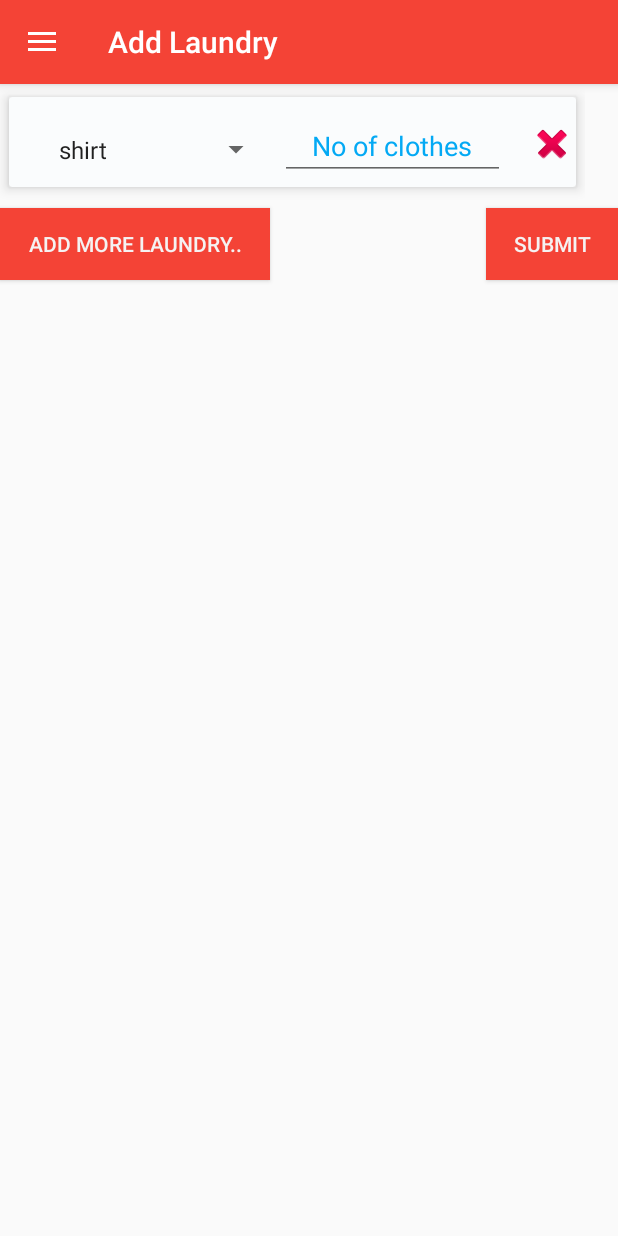
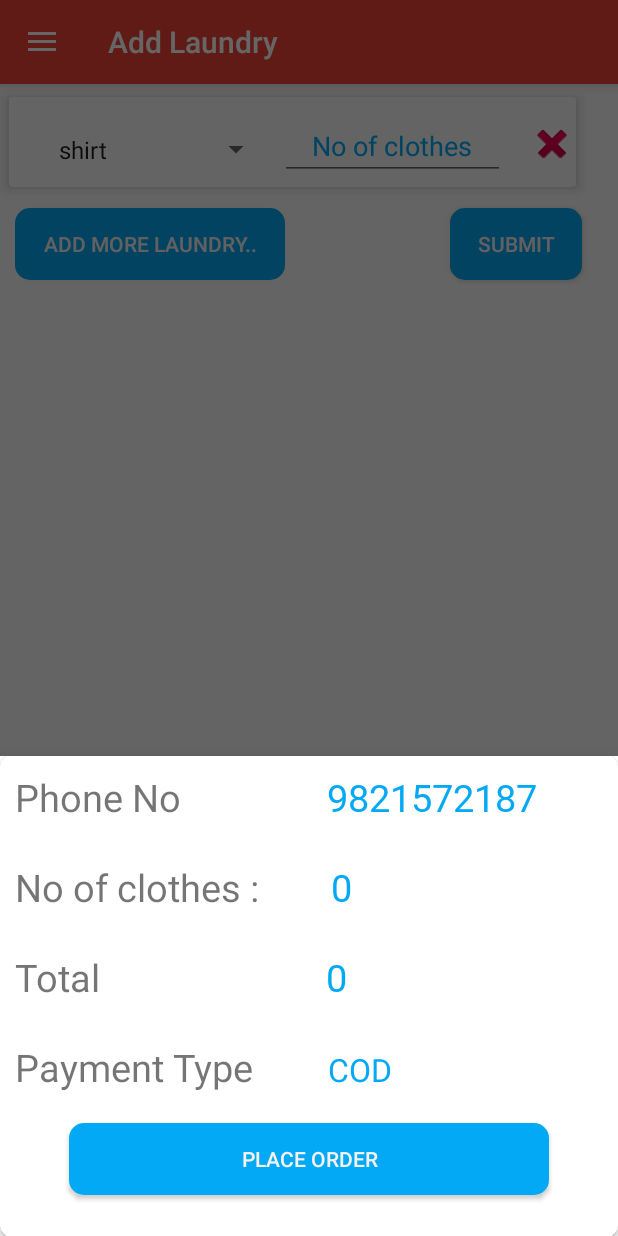
Before and after one commit to Rex7/LaundryProject, an Android app: the MainActivity screen opened directly, with no data from a screen before it, after a tap on "SUBMIT", on a phone screen of 412 x 824 dp. Run offline under Robolectric (Android 15) with nearby library versions, the phone set to English and light mode, and no system bars; our stand-ins replace Volley; network calls fail; 2 statements that could not run were skipped; 2 other taps on this screen came first.

Commit message:
[101] Basic function for adding placing order

```diff
--- a/app/src/main/AndroidManifest.xml
+++ b/app/src/main/AndroidManifest.xml
@@ -16,6 +16,7 @@
         </activity>
         <activity android:name=".laundryhistory.LaundryHistoryActivity"/>
         <activity android:name=".MainActivity">
+
         </activity>
         <activity android:name=".RegisterScreen" />
         <activity android:name=".LoginActivity">
--- /dev/null
+++ b/app/src/main/java/com/example/laundryproject/BottomSheetDailog.java
@@ -0,0 +1,98 @@
+package com.example.laundryproject;
+
+import android.annotation.SuppressLint;
+import android.app.Dialog;
+import android.content.Context;
+import android.util.Log;
+import android.view.View;
+import android.widget.Button;
+import android.widget.TextView;
+
+import com.android.volley.Request;
+import com.android.volley.RequestQueue;
+import com.android.volley.Response;
+import com.android.volley.VolleyError;
+import com.android.volley.toolbox.StringRequest;
+import com.example.laundryproject.laundryhistory.LaundryHistory;
+import com.google.android.material.bottomsheet.BottomSheetDialogFragment;
+
+import java.util.HashMap;
+import java.util.Map;
+
+import androidx.annotation.NonNull;
+
+public class BottomSheetDailog extends BottomSheetDialogFragment {
+    private LaundryHistory laundryHistory;
+    private TextView noOfClothes, price;
+    private Button placeorder;
+    SessionManage sessionManage;
+
+    public BottomSheetDailog(SessionManage sessionManage) {
+        this.sessionManage = sessionManage;
+    }
+
+    @SuppressLint("RestrictedApi")
+    @Override
+    public void setupDialog(@NonNull final Dialog dialog, int style) {
+        super.setupDialog(dialog, style);
+        View view = View.inflate(getContext(), R.layout.bottomsheet, null);
+        noOfClothes = view.findViewById(R.id.botton_price_name);
+        price = view.findViewById(R.id.bottom_cost_value);
+        placeorder = view.findViewById(R.id.placeorder);
+        noOfClothes.setText(laundryHistory.getNoOfClothes());
+        price.setText(laundryHistory.getCost());
+        placeorder.setOnClickListener(new View.OnClickListener() {
+            @Override
+            public void onClick(View view) {
+                //dialog.dismiss();
+                showSuccess(getContext(), laundryHistory);
+            }
+        });
+        dialog.setContentView(view);
+    }
+
+    public void setLaundryHistory(LaundryHistory laundryHistory) {
+        this.laundryHistory = laundryHistory;
+
+    }
+
+    void showDailog(Context context) {
+        MainActivity mainActivity = (MainActivity) context;
+        DailogSuccess dailogSuccess = new DailogSuccess(context);
+        dailogSuccess.show(mainActivity.getSupportFragmentManager(), "SuccessDailog");
+
+
+    }
+
+    private void showSuccess(final Context context, final LaundryHistory laundryHistory) {
+        boolean statusFlag = false;
+        RequestQueue requestQueue = VolleySingle.getInstance().getRequestQueue();
+        StringRequest stringRequest = new StringRequest(Request.Method.POST,
+                "https://rexmyapp.000webhostapp.com/insert_laundry.php", new Response.Listener<String>() {
+            @Override
+            public void onResponse(final String response) {
+                if (response.equals("successful")) {
+                    showDailog(context);
+                }
+                Log.v("ExceptionDemo", "" + response);
+            }
+        }, new Response.ErrorListener() {
+            @Override
+            public void onErrorResponse(VolleyError error) {
+
+            }
+        }) {
+            @Override
+            protected Map<String, String> getParams() {
+                HashMap<String, String> data = new HashMap<>();
+                data.put("cost", laundryHistory.getCost());
+                data.put("phoneNo", sessionManage.getUserDetail().get("phoneNo"));
+                data.put("noofclothes", laundryHistory.getNoOfClothes());
+
+                return data;
+            }
+        };
+        requestQueue.add(stringRequest);
+    }
+
+}
--- a/app/src/main/java/com/example/laundryproject/LoginActivity.java
+++ b/app/src/main/java/com/example/laundryproject/LoginActivity.java
@@ -9,7 +9,9 @@ import android.view.MenuItem;
 import android.view.View;
 import android.widget.Button;
 import android.widget.EditText;
+import android.widget.ProgressBar;
 import android.widget.Toast;
+
 import com.android.volley.Request;
 import com.android.volley.RequestQueue;
 import com.android.volley.Response;
@@ -36,6 +38,7 @@ public class LoginActivity extends AppCompatActivity implements View.OnClickList
     RequestQueue requestQueue;
     Toolbar toolbar;
     Button login;
+    ProgressBar progressBar;
 
     @Override
     protected void onCreate(Bundle savedInstanceState) {
@@ -44,6 +47,7 @@ public class LoginActivity extends AppCompatActivity implements View.OnClickList
         toolbar = findViewById(R.id.toolbar);
         phoneNo = findViewById(R.id.phoneNo);
         password = findViewById(R.id.textPass);
+        progressBar=findViewById(R.id.progressbar_login);
         login = findViewById(R.id.login);
         login.setOnClickListener(this);
         sessionManage = new SessionManage(getApplicationContext());
@@ -70,6 +74,7 @@ public class LoginActivity extends AppCompatActivity implements View.OnClickList
     public void onClick(View v) {
 
         requestQueue = VolleySingle.getInstance().getRequestQueue();
+        progressBar.setVisibility(View.VISIBLE);
 
         if (phoneNo.getText() != null && password.getText() != null) {
             stringRequest = new StringRequest(Request.Method.POST, "https://rexmyapp.000webhostapp.com/login_laun.php", new Response.Listener<String>() {
--- a/app/src/main/java/com/example/laundryproject/MainActivity.java
+++ b/app/src/main/java/com/example/laundryproject/MainActivity.java
@@ -4,7 +4,6 @@ import android.content.Context;
 import android.content.Intent;
 import android.os.Build;
 import android.os.Bundle;
-import android.util.Log;
 import android.view.LayoutInflater;
 import android.view.MenuItem;
 import android.view.View;
@@ -15,17 +14,12 @@ import android.widget.LinearLayout;
 import android.widget.Spinner;
 import android.widget.Toast;
 
-import com.android.volley.Request;
 import com.android.volley.RequestQueue;
-import com.android.volley.Response;
-import com.android.volley.VolleyError;
 import com.android.volley.toolbox.StringRequest;
+import com.example.laundryproject.laundryhistory.LaundryHistory;
 import com.example.laundryproject.laundryhistory.LaundryHistoryActivity;
 import com.google.android.material.navigation.NavigationView;
-import com.google.android.material.snackbar.Snackbar;
 
-import java.util.HashMap;
-import java.util.Map;
 import java.util.Objects;
 
 import androidx.annotation.NonNull;
@@ -43,28 +37,28 @@ public class MainActivity extends AppCompatActivity implements NavigationView.On
     NavigationView navigationView;
     ActionBarDrawerToggle actionBarDrawerToggle;
     SessionManage sessionManage;
-    private  Button submit,addMore;
+    private Button submit, addMore, showdail;
     LinearLayout linearLayout;
     RequestQueue requestQueue;
     StringRequest stringRequest;
-    int finalCost=0;
-    int finalNoOfClothes=0;
+    int finalCost = 0;
+    int finalNoOfClothes = 0;
 
     @RequiresApi(api = Build.VERSION_CODES.KITKAT)
     @Override
     protected void onCreate(Bundle savedInstanceState) {
         super.onCreate(savedInstanceState);
         setContentView(R.layout.activity_main);
-       toolbar= findViewById(R.id.toolbar_main);
-       addMore=findViewById(R.id.Add_laundry);
-        submit=findViewById(R.id.submit_main);
-        linearLayout=findViewById(R.id.parent_layout);
-       sessionManage=new SessionManage(getApplicationContext());
-       requestQueue=VolleySingle.getInstance().getRequestQueue();
-       setSupportActionBar(toolbar);
-       Objects.requireNonNull(getSupportActionBar()).setTitle("Add Laundry");
-        drawerLayout =  findViewById(R.id.drawer);
-        navigationView=findViewById(R.id.navView);
+        toolbar = findViewById(R.id.toolbar_main);
+        addMore = findViewById(R.id.Add_laundry);
+        submit = findViewById(R.id.submit_main);
+        linearLayout = findViewById(R.id.parent_layout);
+        sessionManage = new SessionManage(getApplicationContext());
+        requestQueue = VolleySingle.getInstance().getRequestQueue();
+        setSupportActionBar(toolbar);
+        Objects.requireNonNull(getSupportActionBar()).setTitle("Add Laundry");
+        drawerLayout = findViewById(R.id.drawer);
+        navigationView = findViewById(R.id.navView);
         actionBarDrawerToggle = new ActionBarDrawerToggle(this, drawerLayout, toolbar,
                 R.string.open_navigation, R.string.close_navigation);
         drawerLayout.addDrawerListener(actionBarDrawerToggle);
@@ -72,13 +66,13 @@ public class MainActivity extends AppCompatActivity implements NavigationView.On
         addMore.setOnClickListener(new View.OnClickListener() {
             @Override
             public void onClick(View view) {
-                LayoutInflater inflater=(LayoutInflater) getSystemService(Context.LAYOUT_INFLATER_SERVICE);
-                final View row=inflater.inflate(R.layout.custom,null,false);
-                ImageView imageView=row.findViewById(R.id.delete);
+                LayoutInflater inflater = (LayoutInflater) getSystemService(Context.LAYOUT_INFLATER_SERVICE);
+                final View row = inflater.inflate(R.layout.custom, null, false);
+                ImageView imageView = row.findViewById(R.id.delete);
                 imageView.setOnClickListener(new View.OnClickListener() {
                     @Override
                     public void onClick(View view) {
-                      linearLayout.removeView(row);
+                        linearLayout.removeView(row);
                     }
                 });
                 linearLayout.addView(row);
@@ -88,62 +82,39 @@ public class MainActivity extends AppCompatActivity implements NavigationView.On
             @RequiresApi(api = Build.VERSION_CODES.KITKAT)
             @Override
             public void onClick(View v) {
+                int noOfClothes_count = 0;
 
-                for (int i=0;i<linearLayout.getChildCount();i++){
-
-                    View view=linearLayout.getChildAt(i);
-                    Spinner spinner=view.findViewById(R.id.select_clothes);
-                    EditText noOfClothes=view.findViewById(R.id.nof_clothes_entry);
-                    String clothe_type=spinner.getSelectedItem().toString();
-                    int count_inner=Integer.parseInt(noOfClothes.getText().toString());
-                    finalNoOfClothes+=count_inner;
-                    switch (clothe_type){
+                for (int i = 0; i < linearLayout.getChildCount(); i++) {
+                    View view = linearLayout.getChildAt(i);
+                    Spinner spinner = view.findViewById(R.id.select_clothes);
+                    EditText noOfClothes = view.findViewById(R.id.nof_clothes_entry);
+                    noOfClothes_count += Integer.parseInt(noOfClothes.getText().toString());
+                    String clothe_type = spinner.getSelectedItem().toString();
+                    int count_inner = Integer.parseInt(noOfClothes.getText().toString());
+                    finalNoOfClothes += count_inner;
+                    switch (clothe_type) {
                         case "shirt":
                         case "pant":
-                            finalCost+=count_inner*5;
+                            finalCost += count_inner * 5;
                             break;
                         case "saree":
-                            finalCost+=count_inner*10;
+                            finalCost += count_inner * 10;
                             break;
                         case "special dress":
-                            finalCost+=count_inner*25;
+                            finalCost += count_inner * 25;
 
                             break;
                     }
                 }
-                stringRequest=new StringRequest(Request.Method.POST,
-                        "https://rexmyapp.000webhostapp.com/insert_laundry.php", new Response.Listener<String>() {
-                    @Override
-                    public void onResponse(final String response) {
-                        if(response.equals("successful")){
-                            Snackbar.make(linearLayout, "Added the laundry", Snackbar.LENGTH_LONG)
-                                    .setAction("Action", null).show();
-                        }
-                        Log.v("ExceptionDemo",""+response);
-                    }
-                },new Response.ErrorListener() {
-                    @Override
-                    public void onErrorResponse(VolleyError error) {
+                LaundryHistory laundryHistory = new LaundryHistory(String.valueOf(noOfClothes_count), String.valueOf(finalCost));
+                showBottom(laundryHistory);
 
-                    }
-                })
-                {
-                    @Override
-                    protected Map<String, String> getParams()  {
-                        HashMap<String, String> data = new HashMap<>();
-                        data.put("cost", String.valueOf(finalCost));
-                        data.put("phoneNo", sessionManage.getUserDetail().get("phoneNo"));
-                        data.put("noofclothes", String.valueOf(finalNoOfClothes));
-
-                        return data;
-                    }
-                };
-                requestQueue.add(stringRequest);
             }
         });
 
 
     }
+
     @Override
     protected void onPostCreate(@Nullable Bundle savedInstanceState) {
         super.onPostCreate(savedInstanceState);
@@ -153,26 +124,35 @@ public class MainActivity extends AppCompatActivity implements NavigationView.On
 
     @Override
     public boolean onNavigationItemSelected(@NonNull MenuItem item) {
-        switch (item.getItemId()){
+        switch (item.getItemId()) {
             case R.id.profile:
-                startActivity(new Intent(getApplicationContext(),ProfileView.class));
+                startActivity(new Intent(getApplicationContext(), ProfileView.class));
                 break;
             case R.id.history:
                 startActivity(new Intent(getApplicationContext(), LaundryHistoryActivity.class));
                 break;
             case R.id.home:
-                startActivity(new Intent(getApplicationContext(),RegisterScreen.class));
+                startActivity(new Intent(getApplicationContext(), RegisterScreen.class));
                 break;
 
         }
         return true;
 
     }
-    public void showDailog(View view){
-        FragmentManager fragmentManager=getSupportFragmentManager();
-        DailogFragment dailogFragment=new DailogFragment(getApplicationContext(),sessionManage);
-        dailogFragment.show(fragmentManager,"dialog");
-        Toast.makeText(getApplicationContext(),"hello ",Toast.LENGTH_LONG).show();
+
+    public void showDailog(View view) {
+        FragmentManager fragmentManager = getSupportFragmentManager();
+        DailogFragment dailogFragment = new DailogFragment(getApplicationContext(), sessionManage);
+        dailogFragment.show(this.getSupportFragmentManager(), "dialog");
+        Toast.makeText(getApplicationContext(), "hello ", Toast.LENGTH_LONG).show();
+    }
+
+    public void showBottom(LaundryHistory laundryHistory) {
+        BottomSheetDailog bottomSheet = new BottomSheetDailog(sessionManage);
+        bottomSheet.setLaundryHistory(laundryHistory);
+        bottomSheet.show(this.getSupportFragmentManager(), bottomSheet.getTag());
+
+
     }
 
 }
--- a/app/src/main/java/com/example/laundryproject/laundryhistory/LaundryHistory.java
+++ b/app/src/main/java/com/example/laundryproject/laundryhistory/LaundryHistory.java
@@ -4,7 +4,7 @@ public class LaundryHistory {
     private String noOfClothes;
     private String cost;
 
-    LaundryHistory(String noOfClothes, String cost) {
+    public LaundryHistory(String noOfClothes, String cost) {
         this.noOfClothes = noOfClothes;
         this.cost = cost;
     }
--- a/app/src/main/res/layout/activity_main.xml
+++ b/app/src/main/res/layout/activity_main.xml
@@ -29,20 +29,20 @@
 
     </com.google.android.material.appbar.AppBarLayout>
 <LinearLayout
+    android:id="@+id/parent_layout"
     android:layout_below="@+id/appbar_main"
     android:layout_width="wrap_content"
     android:layout_height="wrap_content"
-    android:id="@+id/parent_layout"
     android:orientation="vertical" />
     <Button
         android:id="@+id/Add_laundry"
         android:text="@string/add"
         android:layout_marginTop="5dp"
         android:layout_below="@+id/parent_layout"
-        android:foreground="?attr/selectableItemBackground"
+        android:background="@drawable/rounded_button"
         android:textColor="#f5f2f2"
-        android:background="@color/colorPrimary"
         android:layout_width="180dp"
+        android:layout_marginLeft="10dp"
         android:layout_height="wrap_content"/>
 
     <Button
@@ -50,12 +50,13 @@
         android:layout_width="wrap_content"
         android:layout_height="wrap_content"
         android:layout_alignBaseline="@+id/Add_laundry"
-        android:layout_alignParentEnd="true"
-        android:layout_alignParentRight="true"
         android:foreground="?attr/selectableItemBackground"
+        android:background="@drawable/rounded_button"
+        android:layout_marginLeft="300dp"
         android:textColor="#f5f2f2"
-        android:background="@color/colorPrimary"
         android:text="@string/submit" />
+
+
 </RelativeLayout>
 
     <com.google.android.material.navigation.NavigationView
--- /dev/null
+++ b/app/src/main/res/layout/bottomsheet.xml
@@ -0,0 +1,133 @@
+<?xml version="1.0" encoding="utf-8"?>
+<RelativeLayout
+    xmlns:android="http://schemas.android.com/apk/res/android"
+    android:layout_width="match_parent"
+    android:layout_height="match_parent"
+    xmlns:app="http://schemas.android.com/apk/res-auto"
+    android:id="@+id/bottom_sheet"
+    app:behavior_hideable="false"
+    app:behavior_peekHeight="90dp"
+    app:cardElevation="4dp"
+    app:cardCornerRadius="2dp"
+    app:layout_behavior="com.google.android.material.bottomsheet.BottomSheetBehavior"
+    >
+    <androidx.cardview.widget.CardView
+        app:cardCornerRadius="7dp"
+        android:layout_width="match_parent"
+        android:layout_height="320dp">
+        <RelativeLayout
+            android:layout_width="match_parent"
+            android:layout_height="match_parent"
+            android:fitsSystemWindows="true">
+            <TextView
+                android:id="@+id/phoneNo_Name_bottom"
+                android:layout_width="wrap_content"
+                android:layout_height="wrap_content"
+                android:layout_marginLeft="10dp"
+                android:text="@string/phoneNo"
+
+                android:layout_marginTop="10dp"
+                android:textSize="25sp" />
+
+            <TextView
+                android:id="@+id/Name"
+                android:layout_width="150dp"
+                android:layout_height="wrap_content"
+                android:layout_marginLeft="97dp"
+                android:layout_marginTop="10dp"
+                android:gravity="start"
+                android:textColor="@color/colorAccent"
+                android:layout_toRightOf="@+id/phoneNo_Name_bottom"
+                android:text="9821572187"
+                android:fontFamily="@font/roboto_regular"
+                android:textSize="25sp"
+                android:layout_toEndOf="@+id/phoneNo_Name_bottom" />
+
+            <TextView
+                android:id="@+id/botton_no_of_clothes"
+                android:layout_width="wrap_content"
+                android:layout_height="wrap_content"
+                android:layout_below="@+id/phoneNo_Name_bottom"
+                android:layout_marginTop="25dp"
+                android:text="@string/laundry_label"
+                android:layout_marginLeft="10dp"
+                android:textSize="25sp" />
+
+            <TextView
+                android:id="@+id/botton_price_name"
+                android:layout_width="wrap_content"
+                android:layout_height="wrap_content"
+                android:layout_alignBaseline="@+id/botton_no_of_clothes"
+                android:layout_marginLeft="48dp"
+                android:textColor="@color/colorAccent"
+                android:fontFamily="@font/roboto_regular"
+                android:layout_below="@+id/botton_no_of_clothes"
+                android:layout_toRightOf="@+id/botton_no_of_clothes"
+                android:text="₹5"
+
+                android:textSize="25sp" />
+
+            <TextView
+                android:id="@+id/bottom_cost"
+                android:text="@string/cost"
+                android:layout_marginTop="25dp"
+
+                android:textSize="25sp"
+                android:layout_marginLeft="10dp"
+
+                android:layout_below="@+id/botton_price_name"
+                android:layout_width="wrap_content"
+                android:layout_height="wrap_content" />
+
+            <TextView
+                android:id="@+id/bottom_cost_value"
+                android:text="@string/cost"
+                android:textColor="@color/colorAccent"
+                android:textSize="25sp"
+                android:gravity="start"
+                android:layout_below="@+id/botton_price_name"
+                android:layout_toRightOf="@+id/bottom_cost"
+                android:layout_alignBaseline="@+id/bottom_cost"
+                android:layout_marginLeft="150dp"
+                android:fontFamily="@font/roboto_regular"
+                android:layout_width="match_parent"
+                android:layout_height="wrap_content" />
+            <TextView
+                android:id="@+id/payment_type"
+                android:text="Payment Type "
+                android:layout_below="@+id/bottom_cost"
+                android:textSize="25sp"
+
+                android:layout_marginLeft="10dp"
+                android:layout_marginTop="25dp"
+                android:layout_width="wrap_content"
+                android:layout_height="wrap_content"/>
+            <TextView
+                android:id="@+id/payment_value"
+                android:text="COD"
+                android:textColor="@color/colorAccent"
+                android:textSize="21sp"
+                android:layout_toRightOf="@+id/payment_type"
+                android:layout_alignBaseline="@+id/payment_type"
+                android:layout_marginStart="43dp"
+                android:layout_width="wrap_content"
+                android:layout_height="wrap_content"
+                android:layout_marginLeft="43dp" />
+            <Button
+                android:id="@+id/placeorder"
+                android:layout_below="@+id/payment_type"
+                android:layout_centerHorizontal="true"
+                android:layout_width="320dp"
+                android:layout_marginTop="20dp"
+                android:text="Place Order"
+                android:textColor="#f5f2f2"
+                android:background="@drawable/rounded_button"
+                android:layout_height="wrap_content"/>
+
+        </RelativeLayout>
+
+    </androidx.cardview.widget.CardView>
+
+
+
+</RelativeLayout>
--- a/app/src/main/res/values/strings.xml
+++ b/app/src/main/res/values/strings.xml
@@ -20,6 +20,12 @@
     <string name="laundry_clothes">No of clothes</string>
     <string name="add">Add more laundry..</string>
     <string name="submit">submit</string>
+    <string name="laundry_label">No of clothes :</string>
+    <string name="cost">Total</string>
+    <string name="tick">tick</string>
+    <string name="sucessful">Sucessful</string>
+    <string name="you_have_successfully_placed_the_order">You have successfully placed the order</string>
+    <string name="close">close</string>
     <array name="cloth_type">
         <item>shirt</item>
         <item>pant</item>
```
Also changed, not shown: app/src/main/java/com/example/laundryproject/DailogFragment.java (+60 -50 lines), app/src/main/java/com/example/laundryproject/DailogSuccess.java (added, +57 -0 lines), app/src/main/res/layout/activity_login.xml (+10 -1 lines), app/src/main/res/layout/dialog.xml (+50 -29 lines), app/src/main/res/layout/history_shimmer.xml (+5 -3 lines), app/src/main/res/layout/item_cardview_history.xml (+8 -5 lines), app/src/main/res/layout/successfull_dailog.xml (added, +56 -0 lines), app/src/main/res/values/styles.xml (+17 -0 lines), app/src/main/res/drawable/check.png (added), app/src/main/res/drawable/tickicon.png (added).
